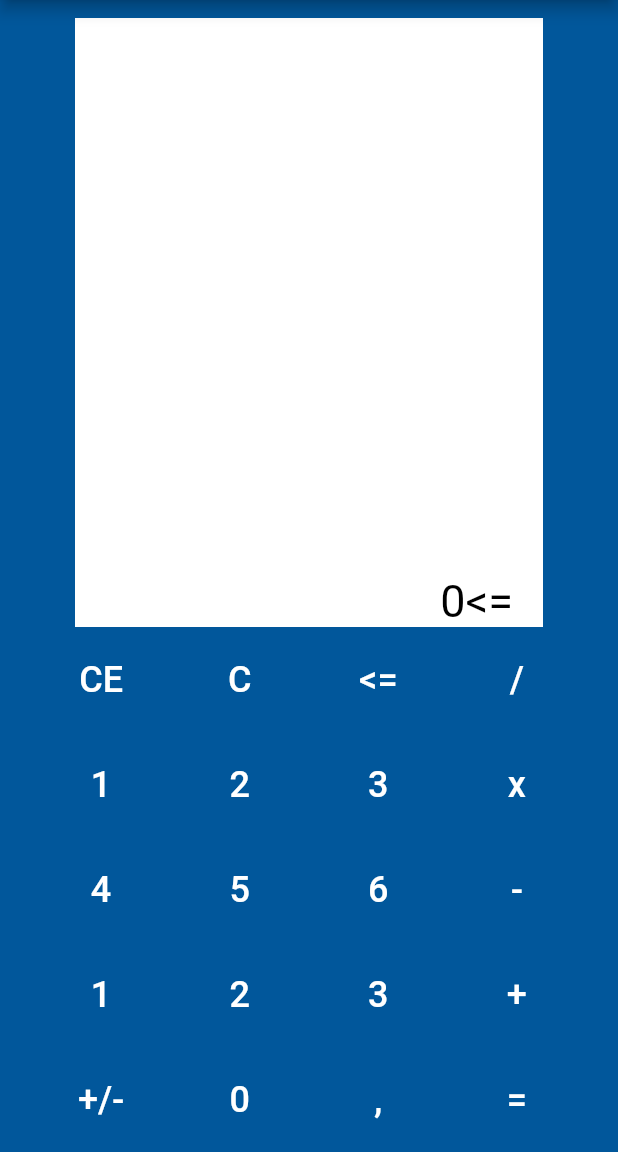
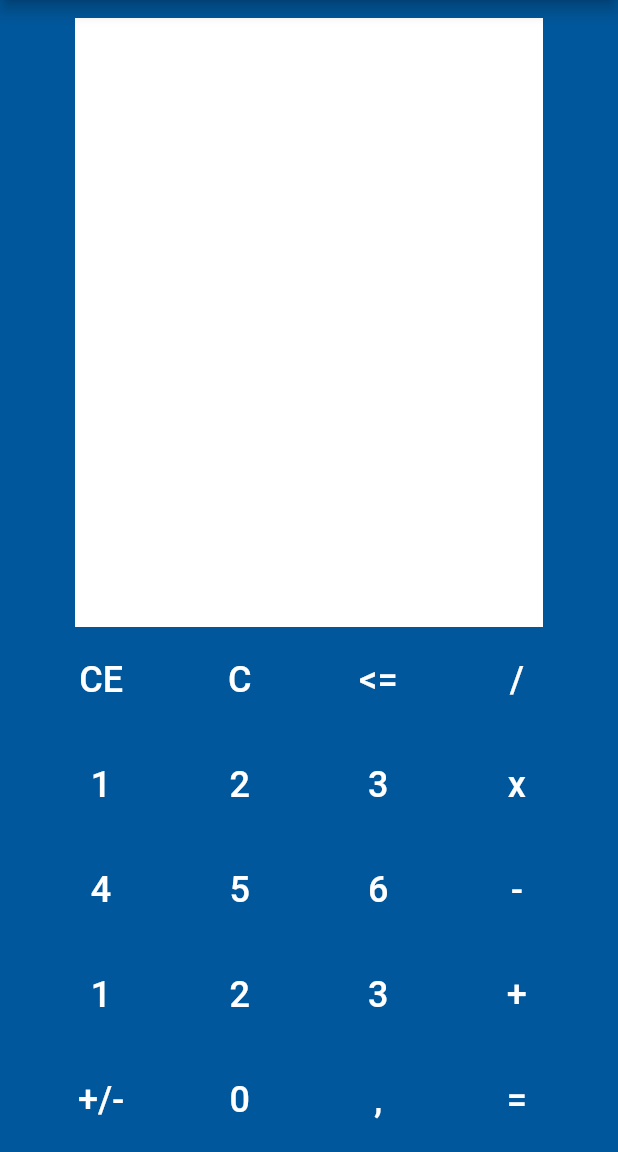
Before and after one commit to Leoh-68/Bai-tap-tuan-4, a Flutter app: the screen it shows after launch, after a tap on "<=", on a phone screen of 412 x 824 dp, the part 84-1236 px from its top. Run offline on Flutter 3.47's test engine with Material 2 defaults, Android fonts, the light colour scheme and no system bars.

Commit message:
Bài của khánh

```diff
--- a/lib/main.dart
+++ b/lib/main.dart
@@ -60,7 +60,12 @@
                 } else if (label == "+/-") {
                   TextDis = (double.parse(TextDis) * -1).toString();
                 } else if (label == ",") {
+                  if (TextDis.contains('.') == true) {
+                    return;
+                  }
                   TextDis += ".";
+                } else if (label == "<=") {
+                  TextDis = TextDis.substring(0, TextDis.length - 1);
                 } else {
                   TextDis = TextDis + label;
                 }
```
